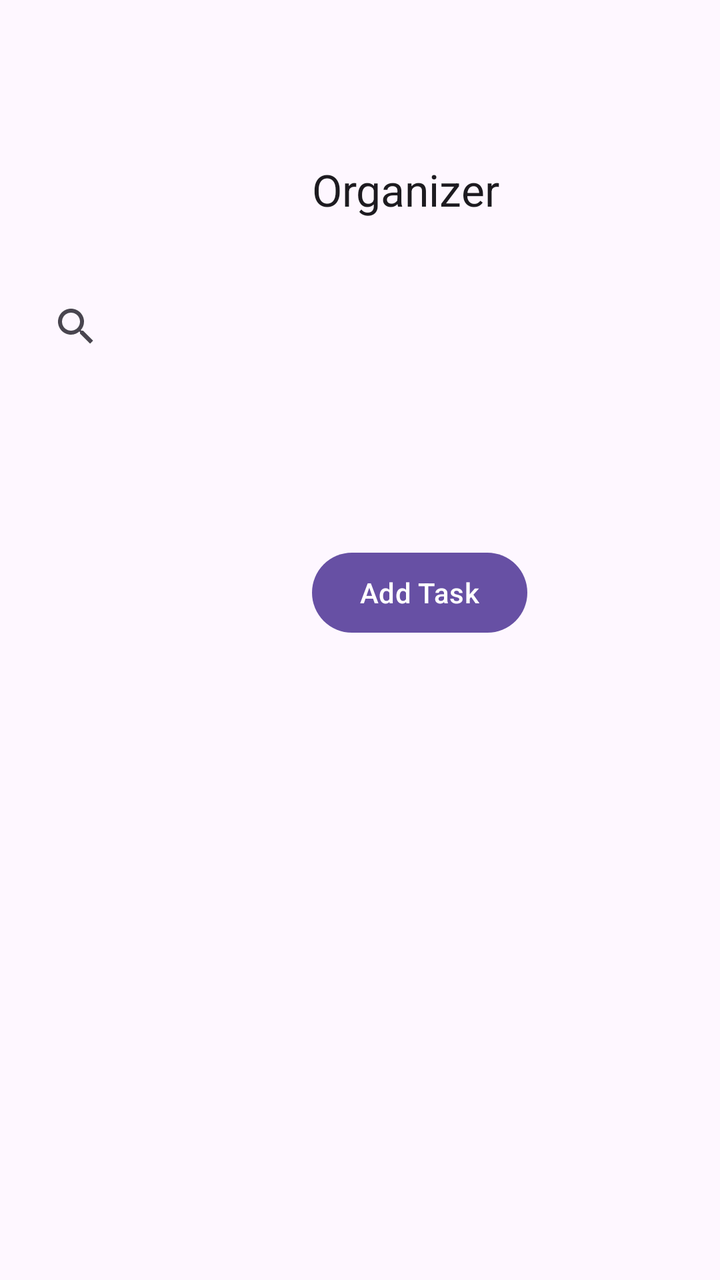
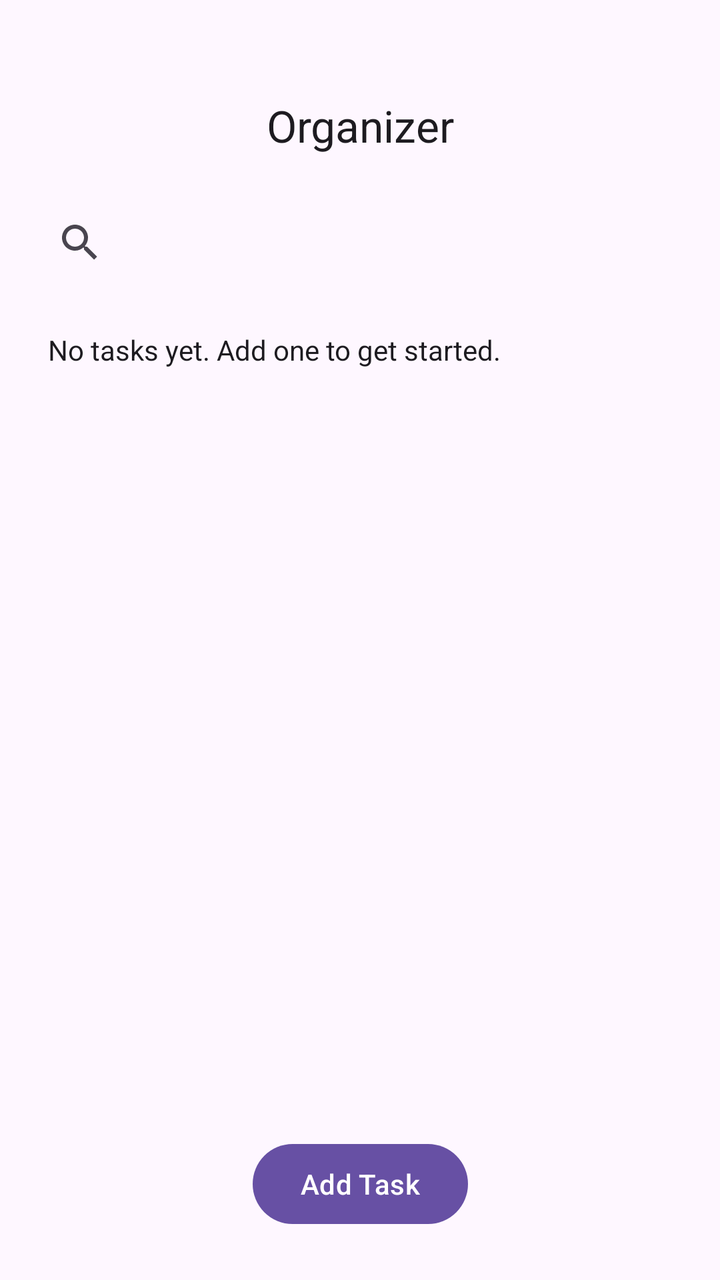

An Android layout rendered at two revisions. The XML below is the earlier revision; the diff shows what the commit changed to produce the second picture.
<!-- AndroidManifest.xml: application theme Theme.TODO -->
<!-- res/layout/activity_main.xml -->
<?xml version="1.0" encoding="utf-8"?>
<androidx.constraintlayout.widget.ConstraintLayout xmlns:android="http://schemas.android.com/apk/res/android"
    xmlns:app="http://schemas.android.com/apk/res-auto"
    xmlns:tools="http://schemas.android.com/tools"
    android:id="@+id/main"
    android:layout_width="match_parent"
    android:layout_height="match_parent"
    tools:context=".MainActivity">

    <TextView
        android:id="@+id/Header"
        android:layout_width="wrap_content"
        android:layout_height="wrap_content"
        android:layout_marginStart="156dp"
        android:layout_marginTop="80dp"
        android:text="@string/organizer"
        android:textAppearance="@style/TextAppearance.AppCompat.Large"
        app:layout_constraintStart_toStartOf="parent"
        app:layout_constraintTop_toTopOf="parent" />

    <SearchView
        android:id="@+id/search"
        android:layout_width="383dp"
        android:layout_height="48dp"
        android:layout_marginStart="14dp"
        android:layout_marginTop="30dp"
        android:queryHint="Tasks"
        app:layout_constraintStart_toStartOf="parent"
        app:layout_constraintTop_toBottomOf="@+id/Header" />

    <Button
        android:id="@+id/AddTask"
        android:layout_width="wrap_content"
        android:layout_height="wrap_content"
        android:layout_marginStart="156dp"
        android:layout_marginTop="85dp"
        android:text="@string/add_task"
        app:layout_constraintStart_toStartOf="parent"
        app:layout_constraintTop_toBottomOf="@+id/search" />

</androidx.constraintlayout.widget.ConstraintLayout>
<!-- resources referenced by this layout -->
<resources>
  <string name="add_task">Add Task</string>
  <string name="organizer">Organizer</string>
  <style name="Theme.TODO" parent="Base.Theme.TODO" />
  <style name="Base.Theme.TODO" parent="Theme.Material3.DayNight.NoActionBar">
          
          
      </style>
</resources>

<!-- the commit's change to res/layout/activity_main.xml (unified diff, before → after) -->
@@ -11,31 +11,53 @@
         android:id="@+id/Header"
         android:layout_width="wrap_content"
         android:layout_height="wrap_content"
-        android:layout_marginStart="156dp"
-        android:layout_marginTop="80dp"
+        android:layout_marginTop="48dp"
         android:text="@string/organizer"
         android:textAppearance="@style/TextAppearance.AppCompat.Large"
+        app:layout_constraintEnd_toEndOf="parent"
         app:layout_constraintStart_toStartOf="parent"
         app:layout_constraintTop_toTopOf="parent" />
 
     <SearchView
         android:id="@+id/search"
-        android:layout_width="383dp"
-        android:layout_height="48dp"
-        android:layout_marginStart="14dp"
-        android:layout_marginTop="30dp"
-        android:queryHint="Tasks"
+        android:layout_width="0dp"
+        android:layout_height="wrap_content"
+        android:layout_marginHorizontal="16dp"
+        android:layout_marginTop="20dp"
+        android:queryHint="@string/search_tasks"
+        app:layout_constraintEnd_toEndOf="parent"
         app:layout_constraintStart_toStartOf="parent"
-        app:layout_constraintTop_toBottomOf="@+id/Header" />
+        app:layout_constraintTop_toBottomOf="@id/Header" />
+
+    <ScrollView
+        android:id="@+id/tasksScroll"
+        android:layout_width="0dp"
+        android:layout_height="0dp"
+        android:layout_marginHorizontal="16dp"
+        android:layout_marginTop="12dp"
+        android:layout_marginBottom="12dp"
+        app:layout_constraintBottom_toTopOf="@id/AddTask"
+        app:layout_constraintEnd_toEndOf="parent"
+        app:layout_constraintStart_toStartOf="parent"
+        app:layout_constraintTop_toBottomOf="@id/search">
+
+        <TextView
+            android:id="@+id/taskList"
+            android:layout_width="match_parent"
+            android:layout_height="wrap_content"
+            android:padding="8dp"
+            android:text="@string/no_tasks"
+            android:textAppearance="@style/TextAppearance.AppCompat.Body1" />
+    </ScrollView>
 
     <Button
         android:id="@+id/AddTask"
         android:layout_width="wrap_content"
         android:layout_height="wrap_content"
-        android:layout_marginStart="156dp"
-        android:layout_marginTop="85dp"
+        android:layout_marginBottom="24dp"
         android:text="@string/add_task"
-        app:layout_constraintStart_toStartOf="parent"
-        app:layout_constraintTop_toBottomOf="@+id/search" />
+        app:layout_constraintBottom_toBottomOf="parent"
+        app:layout_constraintEnd_toEndOf="parent"
+        app:layout_constraintStart_toStartOf="parent" />
 
 </androidx.constraintlayout.widget.ConstraintLayout>
<!-- resource entries referenced after the edit -->
@@ -1,7 +1,9 @@
 <!-- resources referenced by this layout -->
 <resources>
   <string name="add_task">Add Task</string>
+  <string name="no_tasks">No tasks yet. Add one to get started.</string>
   <string name="organizer">Organizer</string>
+  <string name="search_tasks">Search tasks</string>
   <style name="Theme.TODO" parent="Base.Theme.TODO" />
   <style name="Base.Theme.TODO" parent="Theme.Material3.DayNight.NoActionBar">
           
